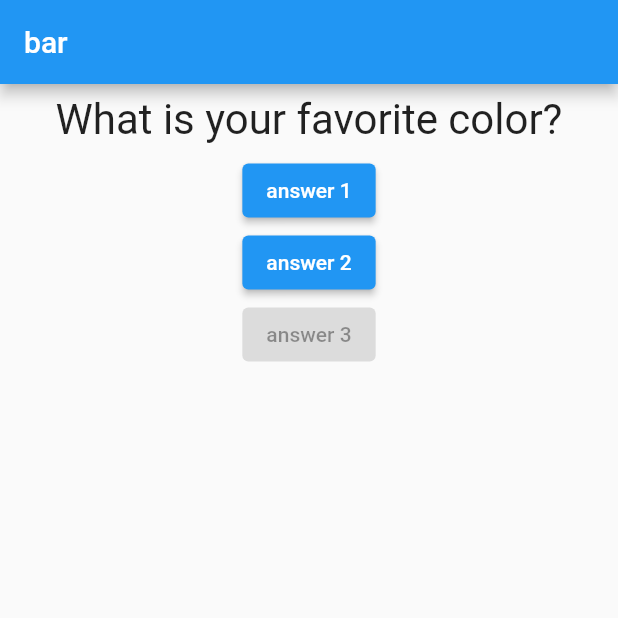
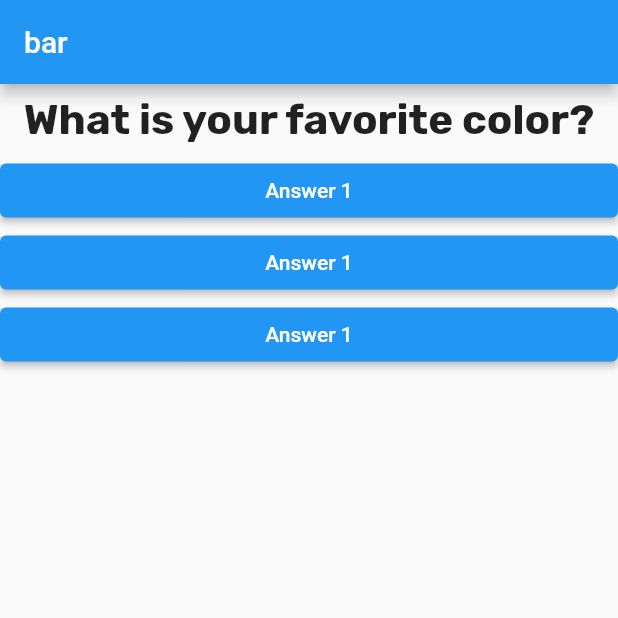
Before and after one commit to ivan100kg/flutter_course_1, a Flutter app: the screen it shows after launch, on a phone screen of 412 x 824 dp, the top half of it. Run offline on Flutter 3.47's test engine with Material 2 defaults, Android fonts, the phone set to English and light mode, and no system bars.

Commit message:
Add new class

```diff
--- /dev/null
+++ b/flutter_complete_guide/lib/answer.dart
@@ -0,0 +1,19 @@
+import 'package:flutter/material.dart';
+import './question.dart';
+
+class Answer extends StatelessWidget {
+  final Function question;
+
+  const Answer(this.question);
+
+  @override
+  Widget build(BuildContext context) {
+    return Container(
+      width: double.infinity,
+      child: ElevatedButton(
+        onPressed: question,
+        child: const Text('Answer 1'),
+      ),
+    );
+  }
+}
--- a/flutter_complete_guide/lib/main.dart
+++ b/flutter_complete_guide/lib/main.dart
@@ -1,4 +1,5 @@
 import 'package:flutter/material.dart';
+import 'package:flutter_complete_guide/answer.dart';
 import 'package:flutter_complete_guide/question.dart';
 
 void main() {
@@ -15,7 +16,7 @@ class MyApp extends StatefulWidget {
 class MyAppState extends State<MyApp> {
   var questionIndex = 0;
 
-  void answerQuestion() {
+  void _answerQuestion() {
     setState(() {
       if (questionIndex < listPhrases.length - 1) {
         questionIndex++;
@@ -36,23 +37,14 @@ class MyAppState extends State<MyApp> {
     return MaterialApp(
       home: Scaffold(
         appBar: AppBar(
-          title: Text('bar'),
+          title: const Text('bar'),
         ),
         body: Column(
           children: [
             Question(listPhrases[questionIndex]),
-            ElevatedButton(
-              onPressed: answerQuestion,
-              child: Text('answer 1'),
-            ),
-            ElevatedButton(
-              onPressed: () => print('pressed2'),
-              child: Text('answer 2'),
-            ),
-            ElevatedButton(
-              onPressed: null,
-              child: Text('answer 3'),
-            ),
+            Answer(_answerQuestion),
+            Answer(_answerQuestion),
+            Answer(_answerQuestion),
           ],
         ),
       ),
--- a/flutter_complete_guide/lib/question.dart
+++ b/flutter_complete_guide/lib/question.dart
@@ -3,19 +3,20 @@ import 'package:flutter/material.dart';
 class Question extends StatelessWidget {
   final String questionText;
 
-  Question(this.questionText);
+  const Question(this.questionText);
 
   @override
   Widget build(BuildContext context) {
     return Container(
+      width: double.infinity,
+      margin: const EdgeInsets.all(5.0),
+      padding: const EdgeInsets.all(2),
       child: Text(
         questionText,
-        style: TextStyle(fontSize: 28),
+        style: const TextStyle(
+            fontSize: 28, fontFamily: 'Rubik', fontWeight: FontWeight.w700),
         textAlign: TextAlign.center,
       ),
-      width: double.infinity,
-      margin: EdgeInsets.all(5.0),
-      padding: EdgeInsets.all(2),
     );
   }
 }
```
Also changed, not shown: flutter_complete_guide/pubspec.yaml (+4 -11 lines), flutter_complete_guide/fonts/Rubik-VariableFont_wght.ttf (added), 9 other files.
